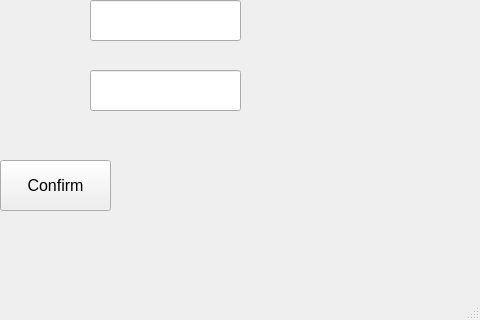
This is UI/new_rm_delete.ui in nilay1221/Inventory_Management as Qt 5 draws it before an edit; both pictures show x 320 to 800 and y 280 to 600 of the 800 by 600 pixel window. The edited form follows.
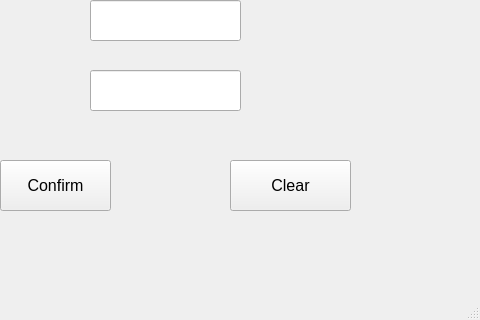
This is the edited form.

Commit message: clear button added in ui files

Patch:
```diff
--- a/UI/new_rm_delete.ui
+++ b/UI/new_rm_delete.ui
@@ -185,6 +185,24 @@
      <string>Back to Main Menu</string>
     </property>
    </widget>
+   <widget class="QPushButton" name="new_rm_delete_clear">
+    <property name="geometry">
+     <rect>
+      <x>550</x>
+      <y>440</y>
+      <width>121</width>
+      <height>51</height>
+     </rect>
+    </property>
+    <property name="font">
+     <font>
+      <pointsize>12</pointsize>
+     </font>
+    </property>
+    <property name="text">
+     <string>Clear</string>
+    </property>
+   </widget>
   </widget>
   <widget class="QStatusBar" name="statusbar"/>
  </widget>
```
The commit also changes 21 other files.
